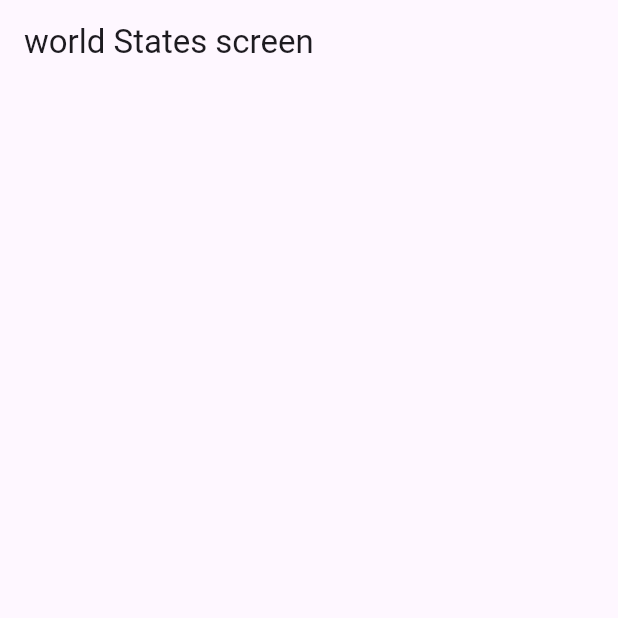
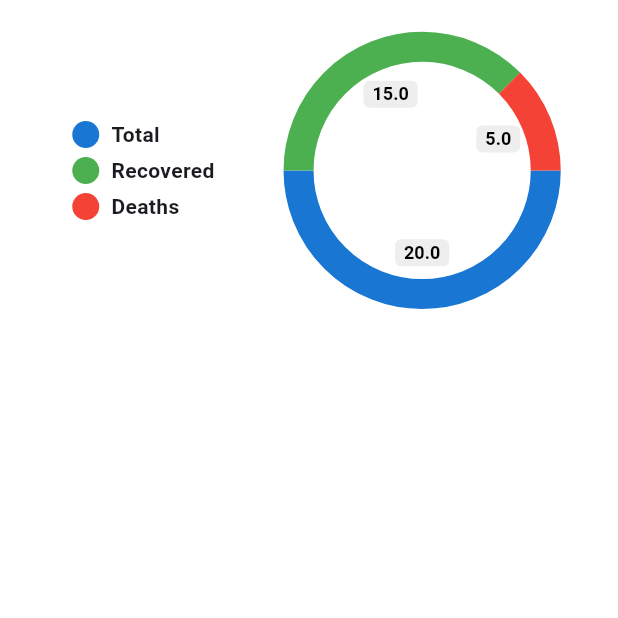
Before and after one commit to HamzaIqbalMughal/flutter_practice_covid_tracker_app, a Flutter app: the screen it shows after launch, on a phone screen of 412 x 824 dp, the top half of it. Run offline on Flutter 3.47's test engine with Material 2 defaults, Android fonts, the light colour scheme and no system bars; drawn by our look-alikes of pie_chart.

Commit message:
pushing for my laptop.

```diff
--- a/lib/views/splash_screen.dart
+++ b/lib/views/splash_screen.dart
@@ -14,6 +14,7 @@ class SplashScreen extends StatefulWidget {
 
 class _SplashScreenState extends State<SplashScreen>
     with TickerProviderStateMixin {
+
   late final AnimationController _controller = AnimationController(
     duration: Duration(seconds: 3),
     vsync: this,
--- a/lib/views/world_states.dart
+++ b/lib/views/world_states.dart
@@ -1,4 +1,7 @@
+// import 'dart:html';
+
 import 'package:flutter/material.dart';
+import 'package:pie_chart/pie_chart.dart';
 
 class WorldStatesScreen extends StatefulWidget {
   const WorldStatesScreen({super.key});
@@ -7,12 +10,55 @@ class WorldStatesScreen extends StatefulWidget {
   State<WorldStatesScreen> createState() => _WorldStatesScreenState();
 }
 
-class _WorldStatesScreenState extends State<WorldStatesScreen> {
+class _WorldStatesScreenState extends State<WorldStatesScreen> with TickerProviderStateMixin {
+
+  late final AnimationController _controller = AnimationController(
+    duration: Duration(seconds: 3),
+    vsync: this,
+  )..repeat();
+
+  @override
+  void dispose() {
+    // TODO: implement dispose
+    super.dispose();
+    _controller.dispose();
+  }
+
+  final colorList = <Color>[
+    Colors.blue.shade700,
+    Colors.green,
+    Colors.red,
+  ];
+
   @override
   Widget build(BuildContext context) {
     return Scaffold(
-      appBar: AppBar(
-        title: Text('world States screen'),
+      backgroundColor: Colors.transparent,
+      body: SafeArea(
+          child: Padding(
+            padding: const EdgeInsets.all(15),
+            child: Column(
+              children: [
+                SizedBox(height: MediaQuery.of(context).size.height * .01,),
+                PieChart(
+                    dataMap: {
+                      "Total": 20,
+                      "Recovered": 15,
+                      "Deaths": 5,
+                    },
+
+                  chartRadius: MediaQuery.of(context).size.width * 0.4,
+
+                  legendOptions: const LegendOptions(
+                    legendPosition: LegendPosition.left,
+                  ),
+                  animationDuration: const Duration(microseconds: 1200),
+                  chartType: ChartType.ring,
+                  colorList: colorList,
+                ),
+              ],
+            ),
+          )
       ),
     );
   }
--- a/notex.txt
+++ b/notex.txt
@@ -10,4 +10,4 @@ Splash screen is containing AnimatedBuilder, which requires animation and builde
 
     - AnimatedBuilder requires animation, for this we have to create controller for it. (also we added TickerProviderStateMixin with State<SplashScreen> class)
 
-****
+*************** WorldStatScreen ******************
```
